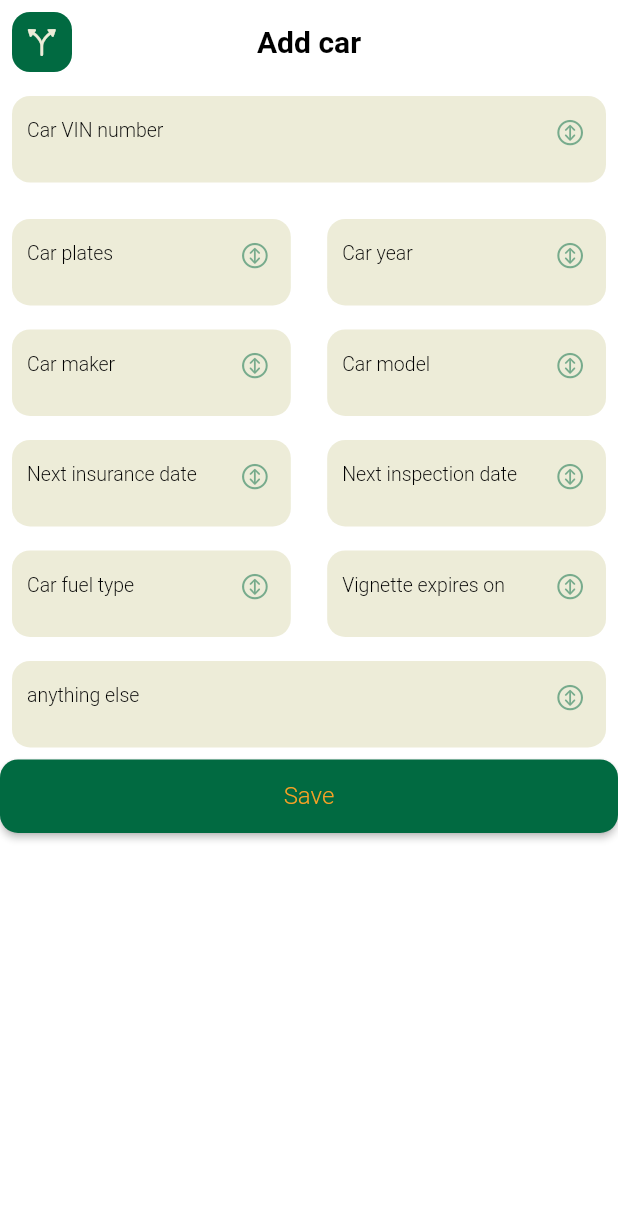
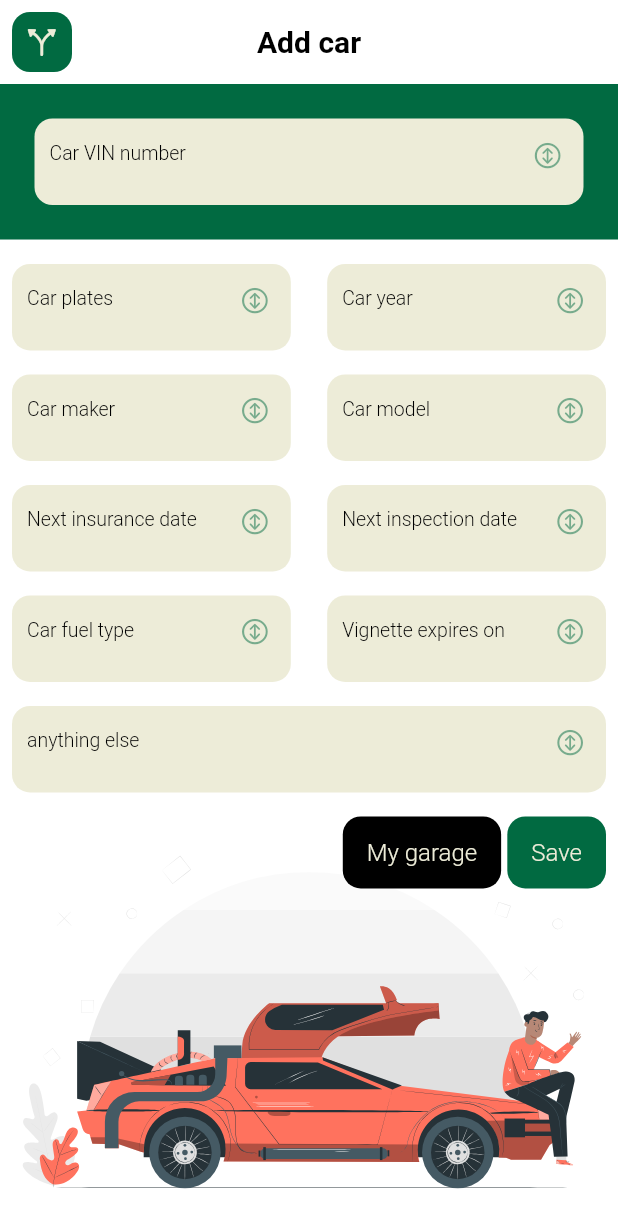
Before and after one commit to zmeulDev/valero, a Flutter app: the AddCar screen opened directly, on a phone screen of 412 x 824 dp. Shown: the top 1228 px of the screen. Run offline on Flutter 3.47's test engine with Material 2 defaults, Android fonts, the phone set to English and light mode, and no system bars; our stand-ins replace cached_network_image, cloud_firestore, firebase_auth, firebase_core, firebase_storage, flutter_custom_clippers and 7 more; missing offline and left inert: avatar_view, mobile_number; accounts and stored records are empty.

```diff
--- a/lib/models/carModel.dart
+++ b/lib/models/carModel.dart
@@ -1,5 +1,6 @@
 class Car{
   String? uid;
+  String? userId;
   String? vin;
   String? plates;
   String? maker;
@@ -14,6 +15,7 @@ class Car{
 
   Car({
     this.uid,
+    this.userId,
     this.vin,
     this.plates,
     this.maker,
--- a/lib/pages/Car/addCar.dart
+++ b/lib/pages/Car/addCar.dart
@@ -1,12 +1,15 @@
+import 'package:firebase_auth/firebase_auth.dart';
 import 'package:flutter/cupertino.dart';
 import 'package:flutter/material.dart';
+import 'package:flutter_svg/flutter_svg.dart';
 import 'package:get/get.dart';
+import 'package:valero/models/user_model.dart';
 import 'package:valero/pages/Car/cars_crud.dart';
 import 'package:valero/pages/Car/viewCar.dart';
 import 'package:valero/pages/appBar.dart';
 import 'package:valero/utils/constant.dart';
 import 'package:valero/utils/helper.dart';
-import 'package:valero/utils/inputwidget.dart';
+import 'package:valero/utils/createInputField.dart';
 
 class AddCar extends StatefulWidget {
   const AddCar({Key? key}) : super(key: key);
@@ -19,6 +22,7 @@ class AddCar extends StatefulWidget {
 
 class _AddCar extends State<AddCar> {
   final GlobalKey<FormState> _formKey = GlobalKey<FormState>();
+
   // car form fields
   final carVin = TextEditingController();
   final carPlates = TextEditingController();
@@ -31,23 +35,26 @@ class _AddCar extends State<AddCar> {
   final carVignette = TextEditingController();
   final carNote = TextEditingController();
 
-
   @override
   Widget build(BuildContext context) {
-
-    final fieldVin = input('VIN', 'Car VIN number', TextInputType.text, CupertinoIcons.arrow_up_down_circle, carVin);
-    final fieldPlates = input('Plates', 'Car plates', TextInputType.text, CupertinoIcons.arrow_up_down_circle, carPlates);
-    final fieldMaker = input('Maker', 'Car maker', TextInputType.text, CupertinoIcons.arrow_up_down_circle, carMaker);
-    final fieldModel = input('Model', 'Car model', TextInputType.text, CupertinoIcons.arrow_up_down_circle, carModel);
-    final fieldYear = input('Year', 'Car year', TextInputType.text, CupertinoIcons.arrow_up_down_circle, carYear);
-    final fieldFuel = input('Fuel', 'Car fuel type', TextInputType.text, CupertinoIcons.arrow_up_down_circle, carFuel);
-    final fieldInspection = input('Inspection', 'Next inspection date', TextInputType.datetime, CupertinoIcons.arrow_up_down_circle, carInspection);
-    final fieldInsurance = input('Insurance', 'Next insurance date', TextInputType.datetime, CupertinoIcons.arrow_up_down_circle, carInsurance);
-    final fieldVignette = input('Vignette', 'Vignette expires on', TextInputType.datetime, CupertinoIcons.arrow_up_down_circle, carVignette);
-    final fieldNote = input('Note', 'anything else', TextInputType.text, CupertinoIcons.arrow_up_down_circle, carNote);
+    final fieldVin = inputField('VIN', 'Car VIN number', TextInputType.text, CupertinoIcons.arrow_up_down_circle, carVin);
+    final fieldPlates = inputField('Plates', 'Car plates', TextInputType.text, CupertinoIcons.arrow_up_down_circle, carPlates);
+    final fieldMaker = inputField('Maker', 'Car maker', TextInputType.text, CupertinoIcons.arrow_up_down_circle, carMaker);
+    final fieldModel = inputField('Model', 'Car model', TextInputType.text, CupertinoIcons.arrow_up_down_circle, carModel);
+    final fieldYear = inputField('Year', 'Car year', TextInputType.number, CupertinoIcons.arrow_up_down_circle, carYear);
+    final fieldFuel = inputField('Fuel', 'Car fuel type', TextInputType.text, CupertinoIcons.arrow_up_down_circle, carFuel);
+    final fieldInspection =
+        inputField('Inspection', 'Next inspection date', TextInputType.datetime, CupertinoIcons.arrow_up_down_circle, carInspection);
+    final fieldInsurance = inputField('Insurance', 'Next insurance date', TextInputType.datetime, CupertinoIcons.arrow_up_down_circle, carInsurance);
+    final fieldVignette = inputField('Vignette', 'Vignette expires on', TextInputType.datetime, CupertinoIcons.arrow_up_down_circle, carVignette);
+    final fieldNote = inputField('Note', 'anything else', TextInputType.text, CupertinoIcons.arrow_up_down_circle, carNote);
 
 
-    final viewListButton = TextButton(
+    final allCarsButton = Material(
+      borderRadius: BorderRadius.circular(12.0),
+      color: fourthColor,
+      child: MaterialButton(
+        minWidth: Get.width * 0.03,
         onPressed: () {
           Navigator.pushAndRemoveUntil<dynamic>(
             context,
@@ -57,25 +64,30 @@ class _AddCar extends State<AddCar> {
                 (route) => false, //To disable back feature set to false
           );
         },
-        child: const Text('View all your cars'));
+        child: Text(
+          "My garage",
+          style: style2,
+          textAlign: TextAlign.center,
+        ),
+      ),
+    );
 
     final saveButton = Material(
-      elevation: 2.0,
       borderRadius: BorderRadius.circular(12.0),
       color: tertiaryColor,
       child: MaterialButton(
-        minWidth: MediaQuery.of(context).size.width,
-        padding: const EdgeInsets.fromLTRB(20.0, 15.0, 20.0, 15.0),
+        minWidth: Get.width * 0.02,
         onPressed: () async {
           if (carVin.text.isEmpty) {
             Helper.showSnack(context, 'Car VIN not valid', color: fifthColor);
           } else {
             if (_formKey.currentState!.validate()) {
               var response = await CarsCrud.addCar(
-                vin: carVin.text,
-                maker: carMaker.text,
-                model: carModel.text,
-                plates: carPlates.text,
+                userId: UserModel().uid.toString(),
+                vin: carVin.text.toUpperCase(),
+                maker: carMaker.text.toUpperCase(),
+                model: carModel.text.toUpperCase(),
+                plates: carPlates.text.toUpperCase(),
                 year: carYear.text,
                 fuel: carFuel.text,
                 inspection: carInspection.text,
@@ -93,8 +105,7 @@ class _AddCar extends State<AddCar> {
         },
         child: Text(
           "Save",
-          style: style2.copyWith(color: fifthColor),
-          textAlign: TextAlign.center,
+          style: style2,
         ),
       ),
     );
@@ -104,67 +115,72 @@ class _AddCar extends State<AddCar> {
       appBar: getAppBar('Add car'),
       body: Form(
         key: _formKey,
-        child:
+        child: Stack(
+          children: [
+            SvgPicture.asset('assets/svg/delorean.svg', alignment: Alignment.bottomCenter, width: Get.width, height: Get.height),
             Column(
               children: [
-            fieldVin,
+                Container(
+                  padding: EdgeInsets.all(15),
+                    color: tertiaryColor,
+                    child: fieldVin),
                 SizedBox(
                   height: Get.height * 0.01,
                 ),
                 Row(
                   children: [
-                Expanded(
-                  child: fieldPlates
-                ),
+                    Expanded(child: fieldPlates),
                     SizedBox(
                       width: Get.width * 0.02,
                     ),
-                Expanded(
-                  child: fieldYear
-                ),
+                    Expanded(child: fieldYear),
                   ],
                 ),
                 Row(
                   children: [
-                Expanded(
-                    child: fieldMaker
-                ),
+                    Expanded(child: fieldMaker),
                     SizedBox(
                       width: Get.width * 0.02,
                     ),
-                Expanded(
-                    child: fieldModel
-                ),
+                    Expanded(child: fieldModel),
                   ],
                 ),
                 Row(
                   children: [
-                Expanded(
-                    child: fieldInsurance
-                ),
+                    Expanded(child: fieldInsurance),
                     SizedBox(
                       width: Get.width * 0.02,
                     ),
-                Expanded(
-                    child: fieldInspection
-                ),
+                    Expanded(child: fieldInspection),
                   ],
                 ),
                 Row(
                   children: [
-                Expanded(
-                    child: fieldFuel
-                ),
+                    Expanded(child: fieldFuel),
                     SizedBox(
                       width: Get.width * 0.02,
                     ),
-                Expanded(
-                    child: fieldVignette
+                    Expanded(child: fieldVignette),
+                  ],
+                ),
+                fieldNote,
+                Container(
+                    margin: EdgeInsets.all(8),
+                  child:
+                    Row(
+                      mainAxisAlignment: MainAxisAlignment.end,
+                      children: [
+                        allCarsButton,
+                      SizedBox(
+                        width: Get.width * 0.01,
+                      ),
+                      saveButton,
+                      ],
+                    ),
+
                 ),
               ],
             ),
-            fieldNote,
-            saveButton,
           ],
         ),
       ),
--- a/lib/pages/Car/cars_crud.dart
+++ b/lib/pages/Car/cars_crud.dart
@@ -1,4 +1,7 @@
+
+
 import 'package:cloud_firestore/cloud_firestore.dart';
+import 'package:valero/models/user_model.dart';
 import 'package:valero/services/response.dart';
 
 
@@ -8,8 +11,8 @@ final CollectionReference _carCollection = _firestore.collection('cars');
 class CarsCrud {
 
   static Future<Response> addCar({
-    required
-    String vin,
+    required String vin,
+    required String userId,
     String? plates = '',
     String? maker = '',
     String? model = '',
@@ -26,6 +29,7 @@ class CarsCrud {
     _carCollection.doc();
 
     Map<String, dynamic> data = <String, dynamic>{
+      "userId":userId,
       "vin":vin,
       "plates":plates,
       "maker":maker,
@@ -54,13 +58,14 @@ class CarsCrud {
 
 
   static Stream<QuerySnapshot> readCar() {
-    CollectionReference notesItemCollection =
-        _carCollection;
+    Query<Object?> notesItemCollection =
+        _carCollection.where('userId', isEqualTo: UserModel().uid.toString());
 
     return notesItemCollection.snapshots();
   }
 
   static Future<Response> updateCar({
+    required String userId,
     required String vin,
     required String plates,
     required String maker,
@@ -78,6 +83,7 @@ class CarsCrud {
     _carCollection.doc(docId);
 
     Map<String, dynamic> data = <String, dynamic>{
+      "userId":userId,
       "vin":vin,
       "plates":plates,
       "maker":maker,
--- a/lib/utils/inputwidget.dart
+++ b/lib/utils/createInputField.dart
@@ -2,12 +2,12 @@ import 'package:flutter/material.dart';
 import 'package:get/get.dart';
 import 'package:valero/utils/constant.dart';
 
-Widget input(hintText, labelText, keyboardType, suffixIcon,
+Widget inputField(hintText, labelText, keyboardType, suffixIcon,
     TextEditingController controller, {readonly = false}) {
 
 
   return Container(
-    margin: EdgeInsets.all(8),
+    margin: const EdgeInsets.all(8),
     height: Get.height * 0.07,
     decoration: BoxDecoration(
       borderRadius: BorderRadius.circular(12),
```
Also changed, not shown: lib/pages/Car/editCar.dart (+31 -17 lines), lib/pages/Car/viewCar.dart (+54 -74 lines), lib/pages/UserProfile/editProfile.dart (+4 -4 lines), lib/utils/createHorizontalCard.dart (added, +79 -0 lines), lib/utils/createVerticalCard.dart (added, +66 -0 lines), assets/svg/car-rafiki.svg (added), assets/svg/delorean.svg (added), assets/svg/driver-rafiki.svg (added), assets/svg/driving-cuate.svg (added), assets/svg/nodata-cuate.svg (added), assets/svg/rental-cuate.svg (added), assets/svg/rental-rafiki.svg (added), assets/svg/ride-pana.svg (added), assets/svg/road-cuate.svg (added), 1 more files. Lines whose indentation alone changed are shown as unchanged.
